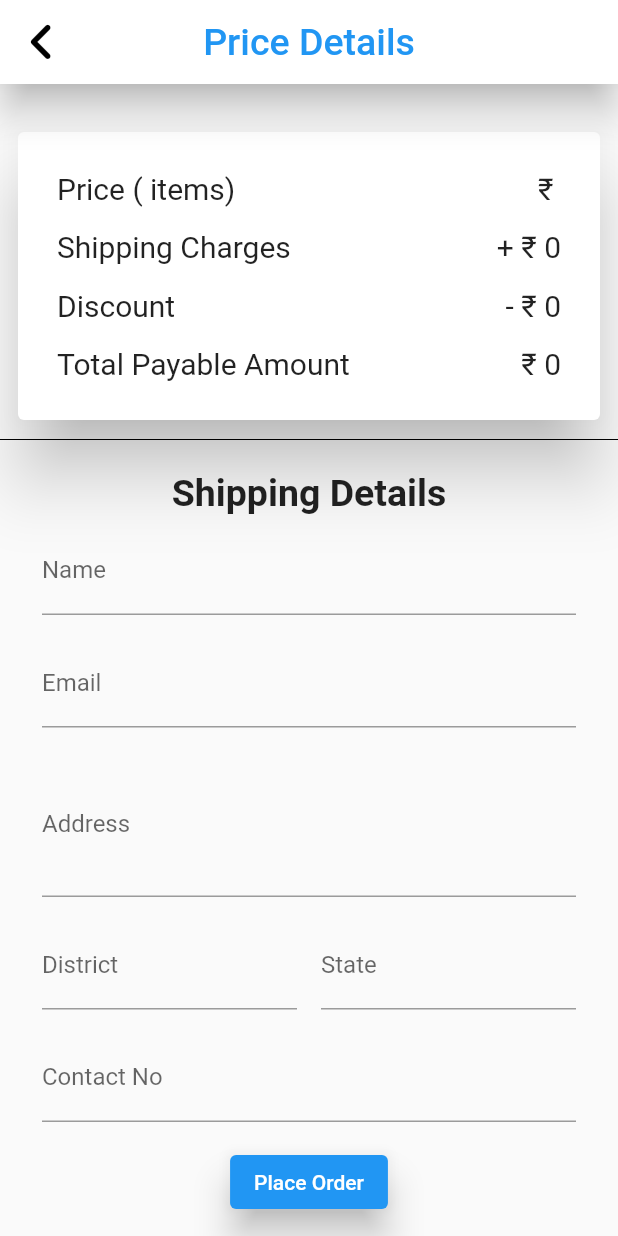
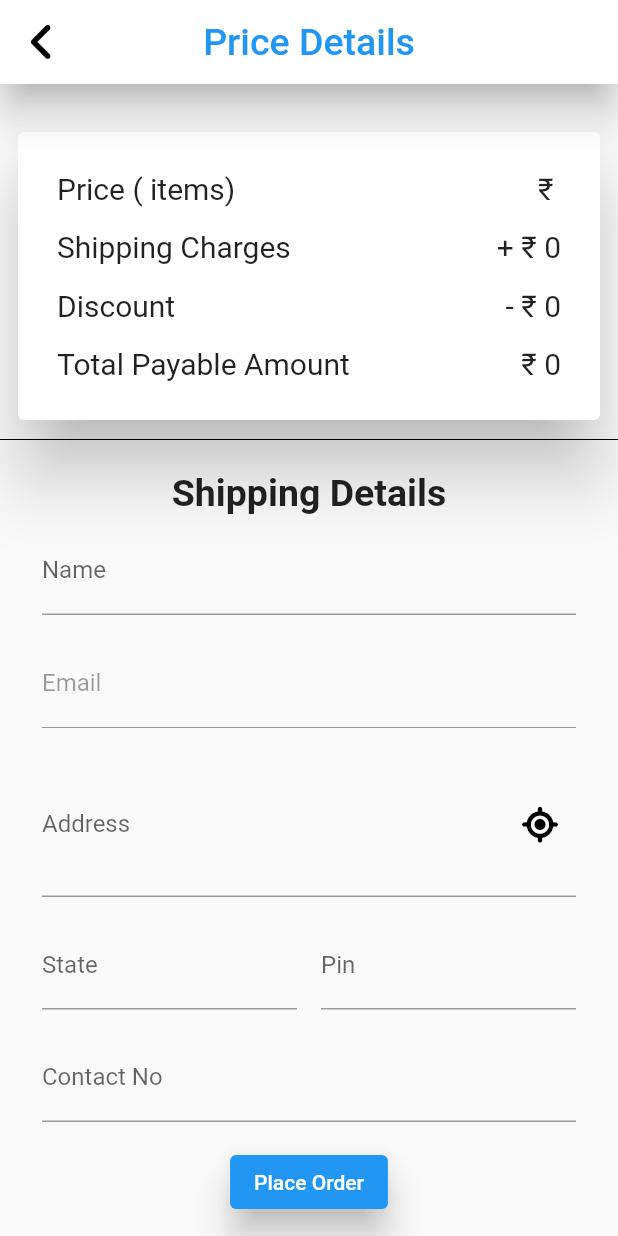
Before and after one commit to Sumit401/go_grocery_firebase_flutter, a Flutter app: the checkout screen opened by its route, after a tap on "Place Order", on a phone screen of 412 x 824 dp. Run offline on Flutter 3.47's test engine with Material 2 defaults, Android fonts, the phone set to English and light mode, and no system bars; our stand-ins replace cloud_firestore, firebase_auth, firebase_core, fluttertoast, font_awesome_flutter, form_field_validator and 4 more; missing offline and left inert: razorpay_flutter; accounts and stored records are empty.

Commit message:
Version 1.0

```diff
--- a/lib/checkout.dart
+++ b/lib/checkout.dart
@@ -1,6 +1,11 @@
+import 'package:cabs/cart_item.dart';
+import 'package:cabs/payment.dart';
 import 'package:flutter/material.dart';
 import 'package:font_awesome_flutter/font_awesome_flutter.dart';
 import 'package:shared_preferences/shared_preferences.dart';
+import 'package:cabs/reusable_widgets.dart';
+import 'package:geolocator/geolocator.dart';
+
 
 class checkout extends StatefulWidget {
   const checkout({Key? key}) : super(key: key);
@@ -11,19 +16,26 @@ class checkout extends StatefulWidget {
   State<checkout> createState() => _checkoutState();
 }
 
+
+
+class _checkoutState extends State<checkout> {
+
+  @override
+  void initState() {
+    super.initState();
+    getsharedpreference();
+  }
+  TextEditingController user_email=  TextEditingController();
+  TextEditingController user_name =  TextEditingController();
+  TextEditingController user_address = TextEditingController();
+  TextEditingController user_state = TextEditingController();
+  TextEditingController user_contactnum = TextEditingController();
+  TextEditingController user_zipcode = TextEditingController();
+
   String cart_value = "";
   String cart_price = "";
-String user_email = "";
-String user_name = "";
   int shipping_charges = 0;
   int total_payable_amount = 0;
-
-class _checkoutState extends State<checkout> {
-  @override
-  void initState() {
-    getsharedpreference();
-    super.initState();
-  }
 
   @override
   Widget build(BuildContext context) {
@@ -31,7 +43,9 @@ class _checkoutState extends State<checkout> {
       //bottomNavigationBar: bottom_navbar(),
       appBar: AppBar(
           leading:
-              Icon(FontAwesomeIcons.angleLeft, color: Colors.black, size: 30),
+              InkWell(onTap: () {
+                Navigator.pop(context);
+              },child: Icon(FontAwesomeIcons.angleLeft, color: Colors.black, size: 30)),
           title: Text("Price Details",
               style: TextStyle(color: Colors.blue, fontSize: 25)),
           elevation: 10,
@@ -123,8 +137,8 @@ class _checkoutState extends State<checkout> {
                 ),
                 const Divider(height: 2, color: Colors.black),
                 Container(
-                  padding: EdgeInsets.symmetric(horizontal: 20, vertical: 10),
-                  margin: EdgeInsets.only(top: 10),
+                  padding: const EdgeInsets.symmetric(horizontal: 20, vertical: 10),
+                  margin: const EdgeInsets.only(top: 10),
                   child: Column(
                     mainAxisAlignment: MainAxisAlignment.spaceEvenly,
                     children: [
@@ -134,22 +148,47 @@ class _checkoutState extends State<checkout> {
                       Padding(
                         padding: const EdgeInsets.all(8.0),
                         child: TextFormField(
-                          initialValue: user_name,
+                          controller: user_name,
                           decoration: InputDecoration(labelText: "Name"),
                         ),
                       ),
                       Padding(
                         padding: const EdgeInsets.all(8.0),
                         child: TextFormField(
-                          initialValue: user_email,
+                          controller: user_email,
+                          enabled: false,
+                          readOnly: true,
                           decoration: InputDecoration(labelText: "Email"),
                         ),
                       ),
-                      const Padding(
+                       Padding(
                         padding: EdgeInsets.all(8.0),
-                        child: TextField(
+                        child: TextFormField(
                           minLines: 3,
-                          decoration: InputDecoration(labelText: "Address"),
+                          controller: user_address,
+                          decoration: InputDecoration(
+                              labelText: "Address",
+                              suffixIcon: InkWell(
+                                onTap: () async {
+                                  Position position = await determinePosition();
+                                  getaddress(position).then((value) {
+                                    if (this.mounted) {
+                                      setState(() {
+                                        String? address="${value.street},${value.thoroughfare},${value.subLocality},${value.locality}";
+                                        user_address.text=address;
+                                        String? state =value.administrativeArea;
+                                        user_state.text=state!;
+                                        String? pin =value.postalCode;
+                                        user_zipcode.text=pin!;
+                                      });
+                                    }
+                                  },);
+                                },
+                                child: Icon(
+                                  FontAwesomeIcons.locationCrosshairs,
+                                  color: Colors.black,
+                                ),
+                              )),
                           keyboardType: TextInputType.multiline,
                           maxLines: null,
                         ),
@@ -161,15 +200,17 @@ class _checkoutState extends State<checkout> {
                               child: Padding(
                             padding: const EdgeInsets.all(8.0),
                             child: TextFormField(
+                              controller: user_state,
                               decoration:
-                                  InputDecoration(labelText: "District"),
+                                  InputDecoration(labelText: "State"),
                             ),
                           )),
                           Expanded(
                               child: Padding(
                             padding: const EdgeInsets.all(8.0),
                             child: TextFormField(
-                              decoration: InputDecoration(labelText: "State"),
+                              controller: user_zipcode,
+                              decoration: InputDecoration(labelText: "Pin"),
                             ),
                           )),
                         ],
@@ -177,6 +218,7 @@ class _checkoutState extends State<checkout> {
                       Padding(
                         padding: const EdgeInsets.all(8.0),
                         child: TextFormField(
+                          controller: user_contactnum,
                           decoration: InputDecoration(labelText: "Contact No"),
                           autocorrect: true,
                         ),
@@ -186,7 +228,9 @@ class _checkoutState extends State<checkout> {
                         child: ElevatedButton(
                             style: ButtonStyle(
                                 elevation: MaterialStateProperty.all(10)),
-                            onPressed: () {},
+                            onPressed: () {
+                              razorpay(total_payable_amount,user_email.text,user_contactnum.text);
+                            },
                             child: const Text("Place Order")),
                       )
                     ],
@@ -204,15 +248,17 @@ class _checkoutState extends State<checkout> {
     var email = sharedPreferences.getString("email").toString();
     var value = sharedPreferences.getInt("value").toString();
     int? price = sharedPreferences.getInt("cart_price");
+
+      if (this.mounted) {
         setState(() {
           cart_price = price.toString();
-      user_name = name;
+          user_name.text = name;
           cart_value = value;
-      user_email = email;
+          user_email.text = email;
           if (price! < 500) {
-        shipping_charges = 40;
+            shipping_charges = 0;
           } else if (price > 500 && price < 800) {
-        shipping_charges = 20;
+            shipping_charges = 0;
           } else {
             shipping_charges = 0;
           }
@@ -220,3 +266,4 @@ class _checkoutState extends State<checkout> {
         });
       }
   }
+}
--- /dev/null
+++ b/lib/payment.dart
@@ -0,0 +1,36 @@
+import 'package:cabs/reusable_widgets.dart';
+import 'package:razorpay_flutter/razorpay_flutter.dart';
+
+void razorpay(int total_payable_amount, String user_email, String user_contactno){
+  Razorpay razorpay = Razorpay();
+  var options = {
+    'key': 'rzp_test_iF5Qixth5xOJl6',
+    'amount': total_payable_amount*100,
+    'name': 'Go Grocery',
+    'description': 'Grocery',
+    'retry': {'enabled': true, 'max_count': 1},
+    'send_sms_hash': true,
+    'prefill': {'contact': user_contactno, 'email': user_email},
+    'external': {
+      'wallets': ['paytm']
+    }
+  };
+  razorpay.on(Razorpay.EVENT_PAYMENT_ERROR, handlePaymentErrorResponse);
+  razorpay.on(Razorpay.EVENT_PAYMENT_SUCCESS, handlePaymentSuccessResponse);
+  razorpay.on(Razorpay.EVENT_EXTERNAL_WALLET, handleExternalWalletSelected);
+  razorpay.open(options);
+}
+void handlePaymentErrorResponse(PaymentFailureResponse response) {
+  long_flutter_toast("Payment Failed");
+  print(response.message);
+  print(response.error);
+}
+
+void handlePaymentSuccessResponse(PaymentSuccessResponse response) {
+  long_flutter_toast("Payment Successful");
+  print("Payment ID: ${response.paymentId}");
+}
+
+void handleExternalWalletSelected(ExternalWalletResponse response) {
+  long_flutter_toast("External Wallet Selected: ${response.walletName}");
+}
--- a/lib/profile.dart
+++ b/lib/profile.dart
@@ -64,10 +64,8 @@ class _profileState extends State<profile> {
                 borderRadius: BorderRadius.circular(25), color: Colors.blue),
             child: ClipOval(
               child: FadeInImage.assetNetwork(
-                fadeInDuration: Duration(seconds: 1),
-                placeholderFit: BoxFit.fill,
-                placeholder: 'assets/images/user_img.png',
-                fit: BoxFit.fill,
+                fadeInDuration: Duration(seconds: 5),
+                placeholder: "assets/images/user_img.png",
                 image: user_image,
                 height: 100,
                 width: 100,
--- a/pubspec.yaml
+++ b/pubspec.yaml
@@ -44,6 +44,9 @@ dependencies:
   font_awesome_flutter: ^10.3.0
   form_field_validator: ^1.1.0
   shared_preferences: ^2.0.15
+  geolocator: ^9.0.2
+  geocoding: ^2.0.5
+  razorpay_flutter: ^1.3.4
 
 dev_dependencies:
   flutter_test:
```
Also changed, not shown: lib/reusable_widgets.dart (+39 -2 lines), assets/images/user_img.jpg (deleted), pubspec.lock, 5 other files. Lines whose indentation alone changed are shown as unchanged.
